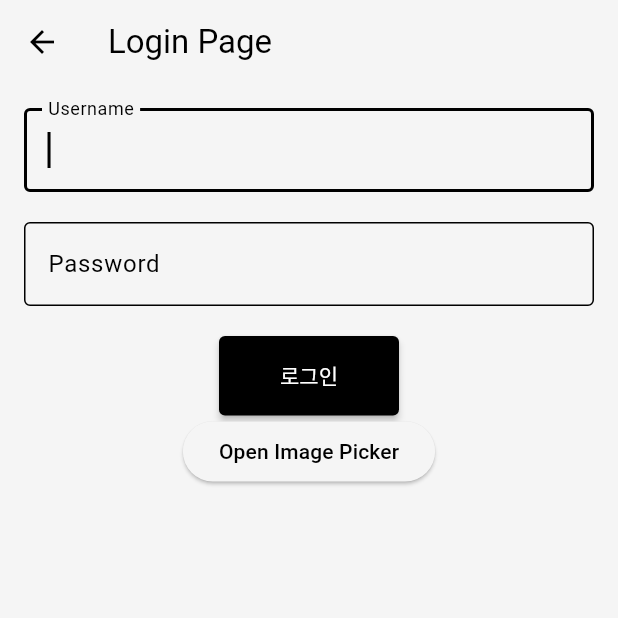
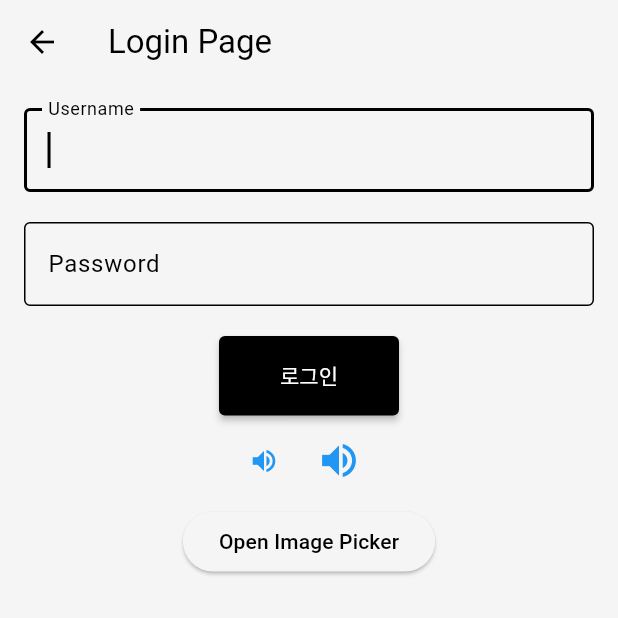
Before and after one commit to soojubm/new-bussiness, a Flutter app: the LoginScreen screen opened by its route, on a phone screen of 412 x 824 dp, the top half of it. Run offline on Flutter 3.47's test engine with Material 3 defaults, Android fonts, the phone set to English and light mode, and no system bars; our stand-ins replace image_picker.

Commit message:
create CustomIconButton widget

```diff
--- a/lib/screens/login_screen.dart
+++ b/lib/screens/login_screen.dart
@@ -1,6 +1,7 @@
 import 'package:flutter/material.dart';
 import 'package:flutter_application_1/constants/toekns_constants.dart';
 import 'package:flutter_application_1/widgets/custom_filled_button.dart';
+import 'package:flutter_application_1/widgets/custom_icon_button.dart';
 
 import 'dart:io';
 import 'package:image_picker/image_picker.dart';
@@ -77,6 +78,21 @@ class _LoginScreenState extends State<LoginScreen> {
                   text: '로그인',
                   onPressed: _login,
                 ),
+                Row(mainAxisAlignment: MainAxisAlignment.center, children: [
+                  CustomIconButton(
+                      icon: Icons.volume_up,
+                      tooltip: "아이콘 버튼 스몰",
+                      onPressed: () {
+                        print('아이콘 버튼이 눌렸습니다!');
+                      },
+                      size: ButtonSize.small),
+                  CustomIconButton(
+                      icon: Icons.volume_up,
+                      tooltip: "아이콘 버튼 미디엄",
+                      onPressed: () {
+                        print('아이콘 버튼이 눌렸습니다!');
+                      }),
+                ]),
                 // Button to navigate to the NativePluginWidget page
                 ElevatedButton(
                   onPressed: () {
--- /dev/null
+++ b/lib/widgets/custom_icon_button.dart
@@ -0,0 +1,50 @@
+import 'package:flutter/material.dart';
+
+enum ButtonSize { small, medium }
+
+// enum 사용으로 직관적, 가독적(? ㅋㅋ 가독성 높일 수 있네)
+// 기본값으로 설정하는 방법
+
+class CustomIconButton extends StatelessWidget {
+  final IconData icon;
+  final VoidCallback onPressed;
+  final String? tooltip;
+  final ButtonSize size;
+
+  const CustomIconButton(
+      {required this.icon,
+      required this.onPressed,
+      this.tooltip,
+      this.size = ButtonSize.medium});
+
+  @override
+  Widget build(BuildContext context) {
+    double buttonDimension;
+    double iconDimension;
+
+    switch (size) {
+      case ButtonSize.small:
+        buttonDimension = 40.0;
+        iconDimension = 20.0;
+        break;
+      case ButtonSize.medium:
+        buttonDimension = 60.0;
+        iconDimension = 30.0;
+        break;
+    }
+
+    return Container(
+      width: buttonDimension,
+      height: buttonDimension,
+      child: IconButton(
+        icon: Icon(
+          icon,
+          color: Colors.blue,
+          size: iconDimension,
+        ),
+        tooltip: tooltip,
+        onPressed: onPressed,
+      ),
+    );
+  }
+}
```
